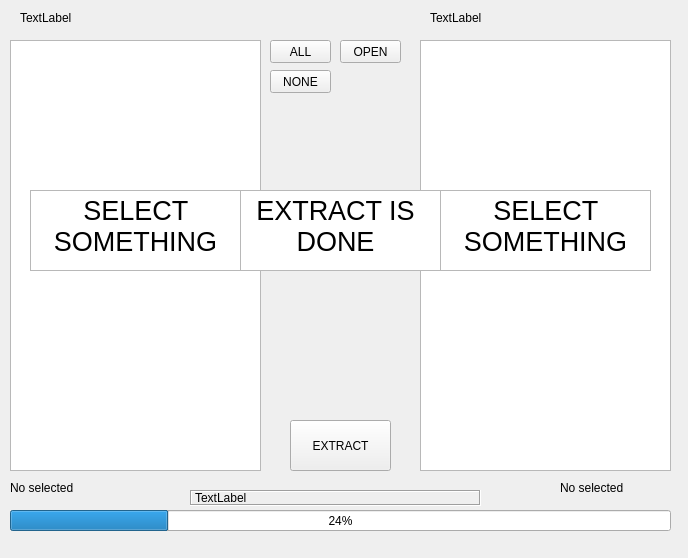
ntrx/log-analyzer, file analyzer.ui: the form before one commit.
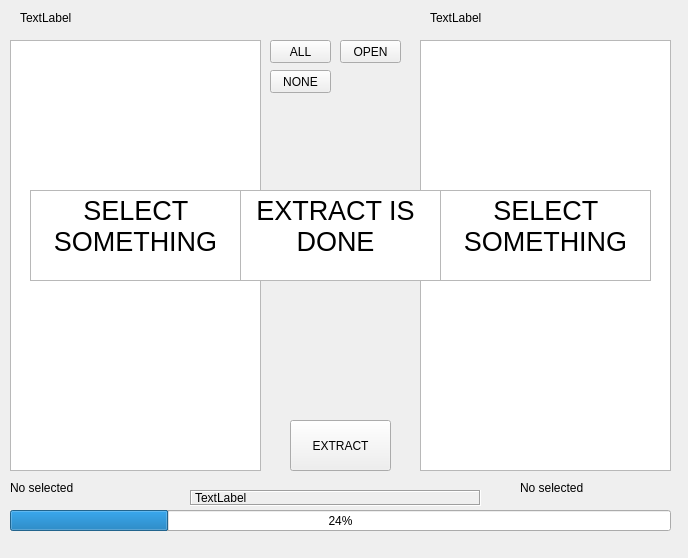
The form after the commit.

Diff of the .ui file:
```diff
--- a/analyzer.ui
+++ b/analyzer.ui
@@ -48,6 +48,12 @@
       <height>431</height>
      </rect>
     </property>
+    <property name="font">
+     <font>
+      <family>MS Shell Dlg 2</family>
+      <pointsize>8</pointsize>
+     </font>
+    </property>
     <property name="editTriggers">
      <set>QAbstractItemView::NoEditTriggers</set>
     </property>
@@ -86,7 +92,7 @@
       <x>230</x>
       <y>190</y>
       <width>211</width>
-      <height>81</height>
+      <height>91</height>
      </rect>
     </property>
     <property name="frameShape">
@@ -109,6 +115,12 @@
       <height>431</height>
      </rect>
     </property>
+    <property name="font">
+     <font>
+      <family>MS Shell Dlg 2</family>
+      <pointsize>8</pointsize>
+     </font>
+    </property>
     <property name="editTriggers">
      <set>QAbstractItemView::NoEditTriggers</set>
     </property>
@@ -167,7 +179,7 @@
       <x>30</x>
       <y>190</y>
       <width>211</width>
-      <height>81</height>
+      <height>91</height>
      </rect>
     </property>
     <property name="frameShape">
@@ -190,7 +202,7 @@
       <x>440</x>
       <y>190</y>
       <width>211</width>
-      <height>81</height>
+      <height>91</height>
      </rect>
     </property>
     <property name="frameShape">
@@ -209,7 +221,7 @@
      <rect>
       <x>10</x>
       <y>480</y>
-      <width>101</width>
+      <width>141</width>
       <height>16</height>
      </rect>
     </property>
@@ -220,9 +232,9 @@
    <widget class="QLabel" name="label_4">
     <property name="geometry">
      <rect>
-      <x>560</x>
+      <x>520</x>
       <y>480</y>
-      <width>101</width>
+      <width>141</width>
       <height>16</height>
      </rect>
     </property>
```
